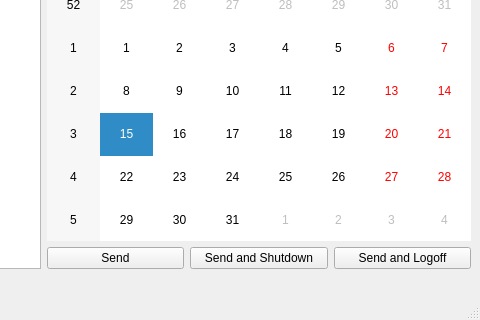
This is qtdesigner/henrique.ui in cclauss/henrique as Qt 5 draws it before an edit; both pictures show x 392 to 872 and y 130 to 450 of the 872 by 450 pixel window. The edited form follows.
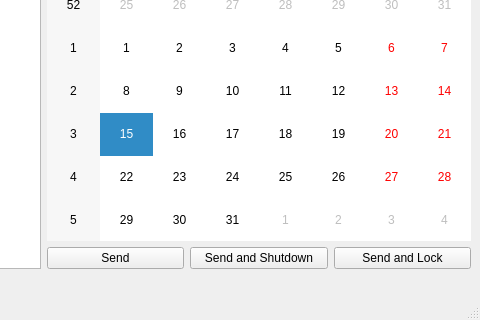
This is the edited form.

Commit message: Renamed the Send and Logoff to Send and Lock

The edit to the form file:
```diff
--- a/qtdesigner/henrique.ui
+++ b/qtdesigner/henrique.ui
@@ -63,7 +63,7 @@
             <item>
              <widget class="QPushButton" name="SendAndLogoffButton">
               <property name="text">
-               <string>Send and Logoff</string>
+               <string>Send and Lock</string>
               </property>
              </widget>
             </item>
```
Left out of the diff: 2 changed lines with no effect on the pictures.
